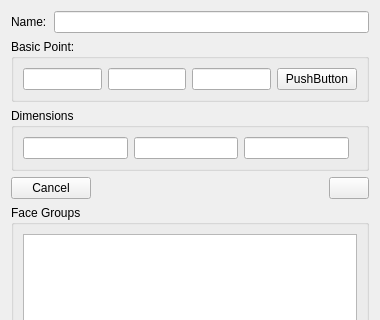
Before: the Qt Designer form GUIDialog/GUIGeometryDialog/CudeInfoWidget.ui in eeaapp6/AppFlow-Agent, drawn with Qt 5; both pictures show x 0 to 380 and y 0 to 320 of the 380 by 640 pixel window.
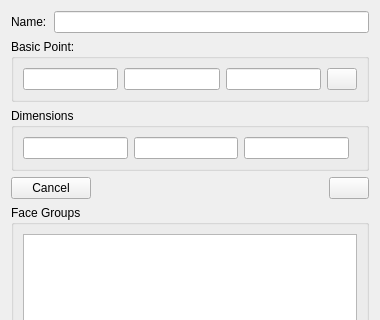
After: the same form once the commit is applied.

```diff
--- a/GUIDialog/GUIGeometryDialog/CudeInfoWidget.ui
+++ b/GUIDialog/GUIGeometryDialog/CudeInfoWidget.ui
@@ -47,8 +47,14 @@
       </item>
       <item row="0" column="3">
        <widget class="QPushButton" name="pushButton_BasicPoint">
+        <property name="maximumSize">
+         <size>
+          <width>30</width>
+          <height>30</height>
+         </size>
+        </property>
         <property name="text">
-         <string>PushButton</string>
+         <string/>
         </property>
        </widget>
       </item>
```
